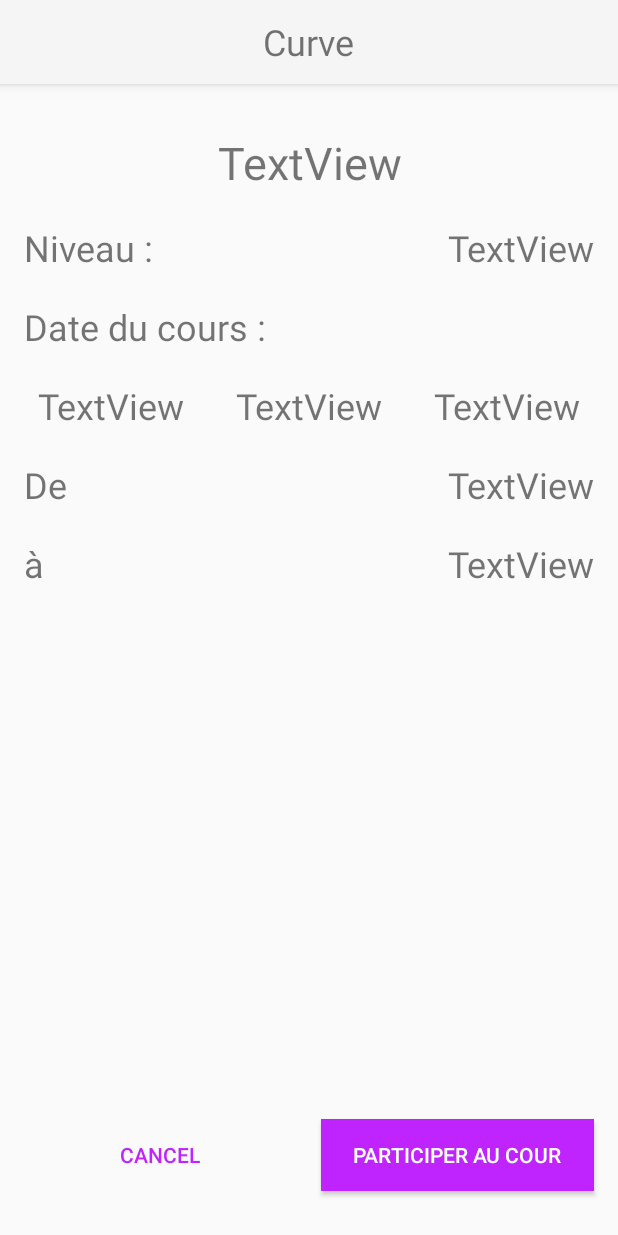
After one commit to GuillaumePoirrier/appmgl7130, an Android app: the layout activity_student_search_detail.xml on its own in the app's theme, with its tools: preview values and no code run, on a phone screen of 412 x 824 dp. The commit adds this screen. Run offline under Robolectric (Android 15) with nearby library versions, the phone set to English and light mode, and no system bars.

Commit message:
Add ability to participate to a class and filter class with student on teacher student page

```diff
--- a/app/src/main/java/com/mgl7130/curve/models/Cours.java
+++ b/app/src/main/java/com/mgl7130/curve/models/Cours.java
@@ -16,6 +16,7 @@ public class Cours extends GenericEntity{
     private Timestamp date;
     private Timestamp startDate;
     private Timestamp endDate;
+    private boolean hasStudent = false;
 
     public Cours(){}
 
@@ -64,4 +65,8 @@ public class Cours extends GenericEntity{
     public Timestamp getDate() { return date; }
 
     public void setDate(Timestamp date) { this.date = date; }
+
+    public boolean isHasStudent() { return hasStudent; }
+
+    public void setHasStudent(boolean hasStudent) { this.hasStudent = hasStudent; }
 }
--- a/app/src/main/java/com/mgl7130/curve/pages/student/ui/search/detail/StudentSearchDetailActivity.java
+++ b/app/src/main/java/com/mgl7130/curve/pages/student/ui/search/detail/StudentSearchDetailActivity.java
@@ -1,36 +1,41 @@
 package com.mgl7130.curve.pages.student.ui.search.detail;
 
+import android.content.DialogInterface;
+import android.content.res.Resources;
 import android.os.Bundle;
 import android.support.annotation.Nullable;
+import android.support.v7.app.AlertDialog;
 import android.support.v7.app.AppCompatActivity;
 import android.support.v7.widget.Toolbar;
 import android.util.Log;
 import android.widget.ImageView;
 import android.widget.TextView;
 
+import com.google.firebase.auth.FirebaseAuth;
 import com.google.firebase.firestore.DocumentReference;
 import com.google.firebase.firestore.DocumentSnapshot;
 import com.google.firebase.firestore.EventListener;
 import com.google.firebase.firestore.FirebaseFirestore;
 import com.google.firebase.firestore.FirebaseFirestoreException;
 import com.google.firebase.firestore.ListenerRegistration;
+import com.google.firebase.firestore.SetOptions;
 import com.mgl7130.curve.R;
 import com.mgl7130.curve.models.Cours;
 import com.mgl7130.curve.models.Student;
 
 import java.text.SimpleDateFormat;
+import java.util.HashMap;
 import java.util.Locale;
+import java.util.Map;
 
 import butterknife.BindView;
 import butterknife.ButterKnife;
+import butterknife.OnClick;
 
 public class StudentSearchDetailActivity extends AppCompatActivity{
 
     public static final String TAG = "StudentClassDetailAct";
     public static final String KEY_CLASS_ID = "key_class_id";
-
-    @BindView(R.id.iv_student_class_detail_subject_image)
-    ImageView subjectImage;
 
     @BindView(R.id.tv_student_class_detail_subject)
     TextView subject;
@@ -53,14 +58,13 @@ public class StudentSearchDetailActivity extends AppCompatActivity{
     @BindView(R.id.tv_student_class_detail_end_time)
     TextView endTime;
 
-    @BindView(R.id.tv_student_class_detail_student)
-    TextView student;
-
     @BindView(R.id.my_toolbar)
     Toolbar toolbar;
 
 
     private FirebaseFirestore mFirestore;
+    private FirebaseAuth mAuth;
+
     private DocumentReference mClassRef;
     private DocumentReference mStudentRef;
     private ListenerRegistration mClassRegistration;
@@ -69,7 +73,7 @@ public class StudentSearchDetailActivity extends AppCompatActivity{
     @Override
     protected void onCreate(@Nullable Bundle savedInstanceState) {
         super.onCreate(savedInstanceState);
-        setContentView(R.layout.activity_student_class_detail);
+        setContentView(R.layout.activity_student_search_detail);
         ButterKnife.bind(this);
 
         //Toolbar
@@ -85,12 +89,23 @@ public class StudentSearchDetailActivity extends AppCompatActivity{
         }
 
         //init Firestore
-        mFirestore =FirebaseFirestore.getInstance();
+        mFirestore = FirebaseFirestore.getInstance();
+        mAuth = FirebaseAuth.getInstance();
 
         mClassRef = mFirestore.collection("classes").document(classId);
 
 
     }
+
+    @OnClick(R.id.buttonCancel)
+    public void onCancelClicked(){
+        onBackPressed();
+    }
+    @OnClick(R.id.buttonParticipate)
+    public void onParticipateClicked(){
+        showConfirmDialog();
+    }
+
 
     @Override
     public void onStart() {
@@ -130,52 +145,34 @@ public class StudentSearchDetailActivity extends AppCompatActivity{
         String subjectName = cours.getSubject().toString();
         subject.setText(subjectName);
 
-        switch (subjectName){
-            case "Mathematics": {
-                subjectImage.setImageDrawable(getDrawable(R.drawable.logo_math));
-                break;
-            }
-            case "Physics": {
-                subjectImage.setImageDrawable(getDrawable(R.drawable.logo_physic));
-                break;
-            }
-            case "Chemistry": {
-                subjectImage.setImageDrawable(getDrawable(R.drawable.logo_chemistry));
-                break;
-            }
-        }
-
         level.setText(cours.getLevel().toString());
         startTime.setText((new SimpleDateFormat("HH:mm", Locale.CANADA_FRENCH).format(cours.getStartDate().toDate())));
         endTime.setText((new SimpleDateFormat("HH:mm", Locale.CANADA_FRENCH).format(cours.getEndDate().toDate())));
         dateDay.setText((new SimpleDateFormat("dd", Locale.CANADA_FRENCH).format(cours.getDate().toDate())));
         dateMonth.setText((new SimpleDateFormat("MMM", Locale.CANADA_FRENCH).format(cours.getDate().toDate())));
         dateYear.setText((new SimpleDateFormat("yyyy", Locale.CANADA_FRENCH).format(cours.getDate().toDate())));
-
-        //test if it has student and if so get the student
-        if(cours.getStudent_id() != null){
-            mStudentRef = mFirestore.collection("users").document(cours.getStudent_id());
-            mStudentRef.addSnapshotListener(new EventListener<DocumentSnapshot>() {
-                @Override
-                public void onEvent(DocumentSnapshot snapshot, FirebaseFirestoreException e) {
-                    if (e != null) {
-                        Log.w(TAG, "class:onEvent", e);
-                        return;
-                    }
-                    onStudentLoaded(snapshot.toObject(Student.class));
-                }
-            });
-        } else {
-            student.setText(getString(R.string.no_student));
-        }
     }
 
-
-    private void onStudentLoaded(Student student) {
-
-        String studentName = student.getFirstName() + " " + student.getLastName();
-        this.student.setText(studentName);
-
+    private void participateToClass(){
+        Map<String,Object> studentMap = new HashMap<String,Object>() {{
+            put("student_id", mAuth.getCurrentUser().getUid());
+            put("hasStudent", true);
+        }};
+        mFirestore.collection("classes").document(classId).update(studentMap);
+        finish();
     }
 
+    private void showConfirmDialog() throws Resources.NotFoundException {
+        new AlertDialog.Builder(this)
+                .setTitle(getResources().getString(R.string.confirm_paticipation))
+                .setMessage(getResources().getString(R.string.confirm_paticipation_question))
+                .setPositiveButton(getResources().getString(R.string.confirm_participate),
+                        new DialogInterface.OnClickListener() {
+                            @Override
+                            public void onClick(DialogInterface dialog, int which) {
+                                participateToClass();
+                            }
+                        })
+                .setNegativeButton(getResources().getString(R.string.cancel), null).show();
+    }
 }
--- a/app/src/main/java/com/mgl7130/curve/pages/teacher/ui/student/list/TeacherStudentRecyclerFragment.java
+++ b/app/src/main/java/com/mgl7130/curve/pages/teacher/ui/student/list/TeacherStudentRecyclerFragment.java
@@ -54,6 +54,7 @@ public class TeacherStudentRecyclerFragment extends Fragment implements
         //Get ${LIMIT} class where teacherId == user id
         mQuery = mFirestore.collection("classes")
                 .whereEqualTo("teacher_id", mAuth.getCurrentUser().getUid())
+                .whereEqualTo("hasStudent", true)
                 .orderBy("date", Query.Direction.ASCENDING)
                 .limit(LIMIT);
 
--- /dev/null
+++ b/app/src/main/res/layout/activity_student_search_detail.xml
@@ -0,0 +1,244 @@
+<?xml version="1.0" encoding="utf-8"?>
+<android.support.constraint.ConstraintLayout xmlns:android="http://schemas.android.com/apk/res/android"
+    xmlns:app="http://schemas.android.com/apk/res-auto"
+    xmlns:tools="http://schemas.android.com/tools"
+    android:id="@+id/maim_layout"
+    android:layout_width="match_parent"
+    android:layout_height="match_parent"
+    tools:context=".pages.student.MainStudentActivity">
+
+    <android.support.v7.widget.Toolbar
+        android:id="@+id/my_toolbar"
+        android:layout_width="match_parent"
+        android:layout_height="?attr/actionBarSize"
+        android:background="?attr/colorPrimary"
+        android:elevation="4dp"
+        android:theme="@style/ThemeOverlay.AppCompat.ActionBar"
+        app:popupTheme="@style/ThemeOverlay.AppCompat.Light">
+
+        <TextView
+            android:id="@+id/toolbar_title"
+            android:layout_width="wrap_content"
+            android:layout_height="wrap_content"
+            android:layout_gravity="center"
+            android:text="@string/app_name"
+            android:textSize="24sp"
+            tools:layout_editor_absoluteX="174dp"
+            tools:layout_editor_absoluteY="19dp" />
+
+    </android.support.v7.widget.Toolbar>
+
+    <android.support.constraint.ConstraintLayout
+        android:layout_width="match_parent"
+        android:layout_height="0dp"
+        app:layout_constraintBottom_toBottomOf="parent"
+        app:layout_constraintEnd_toEndOf="parent"
+        app:layout_constraintHorizontal_bias="0.0"
+        app:layout_constraintStart_toStartOf="parent"
+        app:layout_constraintTop_toBottomOf="@+id/my_toolbar"
+        app:layout_constraintVertical_bias="0.0">
+
+
+        <Button
+            android:id="@+id/buttonCancel"
+            style="@style/Base.Widget.AppCompat.Button.Borderless"
+            android:layout_width="0dp"
+            android:layout_height="wrap_content"
+            android:layout_marginStart="16dp"
+            android:layout_marginEnd="8dp"
+            android:layout_marginBottom="30dp"
+            android:layout_weight="1"
+            android:text="@string/cancel"
+            android:textColor="@color/color_purple"
+            android:theme="@style/ThemeOverlay.FilterButton"
+            app:layout_constraintBottom_toBottomOf="parent"
+            app:layout_constraintEnd_toStartOf="@+id/buttonParticipate"
+            app:layout_constraintStart_toStartOf="parent" />
+
+        <Button
+            android:id="@+id/buttonParticipate"
+            android:layout_width="0dp"
+            android:layout_height="wrap_content"
+            android:layout_marginStart="8dp"
+            android:layout_marginEnd="16dp"
+            android:layout_weight="1"
+            android:background="@color/color_purple"
+            android:text="@string/participate"
+            android:textColor="@android:color/white"
+            android:theme="@style/ThemeOverlay.FilterButton"
+            app:layout_constraintBottom_toBottomOf="@+id/buttonCancel"
+            app:layout_constraintEnd_toEndOf="parent"
+            app:layout_constraintStart_toEndOf="@+id/buttonCancel"
+            app:layout_constraintTop_toTopOf="@+id/buttonCancel"
+            app:layout_constraintVertical_bias="1.0" />
+
+        <TextView
+            android:id="@+id/tv_student_class_detail_start_time_label"
+            android:layout_width="0dp"
+            android:layout_height="wrap_content"
+            android:layout_marginStart="16dp"
+            android:layout_marginTop="20dp"
+            android:layout_marginEnd="8dp"
+            android:text="@string/class_start_time"
+            android:textAlignment="textStart"
+            android:textSize="24sp"
+            app:layout_constraintEnd_toStartOf="@+id/tv_student_class_detail_start_time"
+            app:layout_constraintStart_toStartOf="parent"
+            app:layout_constraintTop_toBottomOf="@+id/tv_student_class_detail_date_year" />
+
+        <TextView
+            android:id="@+id/tv_student_class_detail_start_time"
+            android:layout_width="0dp"
+            android:layout_height="wrap_content"
+            android:layout_marginStart="8dp"
+            android:layout_marginEnd="16dp"
+            android:text="TextView"
+            android:textAlignment="textEnd"
+            android:textSize="24sp"
+            app:layout_constraintBottom_toBottomOf="@+id/tv_student_class_detail_start_time_label"
+            app:layout_constraintEnd_toEndOf="parent"
+            app:layout_constraintStart_toEndOf="@+id/tv_student_class_detail_start_time_label"
+            app:layout_constraintTop_toTopOf="@+id/tv_student_class_detail_start_time_label" />
+
+        <TextView
+            android:id="@+id/tv_student_class_detail_end_time_label"
+            android:layout_width="0dp"
+            android:layout_height="wrap_content"
+            android:layout_marginStart="16dp"
+            android:layout_marginTop="20dp"
+            android:layout_marginEnd="8dp"
+            android:layout_marginBottom="8dp"
+            android:text="@string/class_end_time"
+            android:textAlignment="textStart"
+            android:textSize="24sp"
+            app:layout_constraintBottom_toTopOf="@+id/buttonCancel"
+            app:layout_constraintEnd_toStartOf="@+id/tv_student_class_detail_end_time"
+            app:layout_constraintStart_toStartOf="parent"
+            app:layout_constraintTop_toBottomOf="@+id/tv_student_class_detail_start_time"
+            app:layout_constraintVertical_bias="0.0" />
+
+        <TextView
+            android:id="@+id/tv_student_class_detail_end_time"
+            android:layout_width="0dp"
+            android:layout_height="wrap_content"
+            android:layout_marginStart="8dp"
+            android:layout_marginEnd="16dp"
+            android:text="TextView"
+            android:textAlignment="textEnd"
+            android:textSize="24sp"
+            app:layout_constraintBottom_toBottomOf="@+id/tv_student_class_detail_end_time_label"
+            app:layout_constraintEnd_toEndOf="parent"
+            app:layout_constraintStart_toEndOf="@+id/tv_student_class_detail_end_time_label"
+            app:layout_constraintTop_toTopOf="@+id/tv_student_class_detail_end_time_label" />
+
+        <TextView
+            android:id="@+id/tv_student_class_detail_subject"
+            android:layout_width="0dp"
+            android:layout_height="wrap_content"
+            android:layout_marginStart="16dp"
+            android:layout_marginTop="32dp"
+            android:layout_marginEnd="16dp"
+            android:text="TextView"
+            android:textAlignment="center"
+            android:textSize="30sp"
+            app:layout_constraintEnd_toEndOf="parent"
+            app:layout_constraintHorizontal_bias="0.0"
+            app:layout_constraintStart_toStartOf="parent"
+            app:layout_constraintTop_toTopOf="parent" />
+
+        <TextView
+            android:id="@+id/tv_student_class_detail_level_label"
+            android:layout_width="0dp"
+            android:layout_height="wrap_content"
+            android:layout_marginStart="16dp"
+            android:layout_marginTop="20dp"
+            android:layout_marginEnd="8dp"
+            android:text="@string/level"
+            android:textAlignment="textStart"
+            android:textSize="24sp"
+            app:layout_constraintEnd_toStartOf="@+id/tv_student_class_detail_level"
+            app:layout_constraintStart_toStartOf="parent"
+            app:layout_constraintTop_toBottomOf="@+id/tv_student_class_detail_subject" />
+
+        <TextView
+            android:id="@+id/tv_student_class_detail_level"
+            android:layout_width="0dp"
+            android:layout_height="wrap_content"
+            android:layout_marginStart="8dp"
+            android:layout_marginEnd="16dp"
+            android:text="TextView"
+            android:textAlignment="textEnd"
+            android:textSize="24sp"
+            app:layout_constraintBottom_toBottomOf="@+id/tv_student_class_detail_level_label"
+            app:layout_constraintEnd_toEndOf="parent"
+            app:layout_constraintStart_toEndOf="@+id/tv_student_class_detail_level_label"
+            app:layout_constraintTop_toTopOf="@+id/tv_student_class_detail_level_label"
+            app:layout_constraintVertical_bias="0.0" />
+
+        <TextView
+            android:id="@+id/tv_student_class_detail_date_day"
+            android:layout_width="0dp"
+            android:layout_height="wrap_content"
+            android:layout_marginStart="16dp"
+            android:layout_marginTop="20dp"
+            android:layout_marginEnd="8dp"
+            android:text="TextView"
+            android:textAlignment="center"
+            android:textSize="24sp"
+            app:layout_constraintEnd_toStartOf="@+id/tv_student_class_detail_date_month"
+            app:layout_constraintStart_toStartOf="parent"
+            app:layout_constraintTop_toBottomOf="@+id/tv_student_class_detail_date_label" />
+
+        <TextView
+            android:id="@+id/tv_student_class_detail_date_year"
+            android:layout_width="0dp"
+            android:layout_height="wrap_content"
+            android:layout_marginStart="8dp"
+            android:layout_marginEnd="16dp"
+            android:text="TextView"
+            android:textAlignment="center"
+            android:textSize="24sp"
+            app:layout_constraintBottom_toBottomOf="@+id/tv_student_class_detail_date_month"
+            app:layout_constraintEnd_toEndOf="parent"
+            app:layout_constraintStart_toEndOf="@+id/tv_student_class_detail_date_month"
+            app:layout_constraintTop_toTopOf="@+id/tv_student_class_detail_date_month" />
+
+        <TextView
+            android:id="@+id/tv_student_class_detail_date_month"
+            android:layout_width="0dp"
+            android:layout_height="wrap_content"
+            android:layout_marginStart="8dp"
+            android:layout_marginEnd="8dp"
+            android:text="TextView"
+            android:textAlignment="center"
+            android:textSize="24sp"
+            app:layout_constraintBottom_toBottomOf="@+id/tv_student_class_detail_date_day"
+            app:layout_constraintEnd_toStartOf="@+id/tv_student_class_detail_date_year"
+            app:layout_constraintStart_toEndOf="@+id/tv_student_class_detail_date_day"
+            app:layout_constraintTop_toTopOf="@+id/tv_student_class_detail_date_day" />
+
+        <TextView
+            android:id="@+id/tv_student_class_detail_date_label"
+            android:layout_width="0dp"
+            android:layout_height="wrap_content"
+            android:layout_marginStart="16dp"
+            android:layout_marginTop="20dp"
+            android:layout_marginEnd="16dp"
+            android:text="@string/class_date"
+            android:textAlignment="textStart"
+            android:textSize="24sp"
+            app:layout_constraintEnd_toEndOf="parent"
+            app:layout_constraintHorizontal_bias="0.0"
+            app:layout_constraintStart_toStartOf="parent"
+            app:layout_constraintTop_toBottomOf="@+id/tv_student_class_detail_level" />
+
+        <android.support.constraint.Guideline
+            android:id="@+id/guideline6"
+            android:layout_width="wrap_content"
+            android:layout_height="wrap_content"
+            android:orientation="vertical"
+            app:layout_constraintGuide_percent="0.52" />
+    </android.support.constraint.ConstraintLayout>
+
+
+</android.support.constraint.ConstraintLayout>
--- a/app/src/main/res/layout/student_class_recycler_view_fragment.xml
+++ b/app/src/main/res/layout/student_class_recycler_view_fragment.xml
@@ -6,18 +6,6 @@
     xmlns:tools="http://schemas.android.com/tools"
     android:orientation="vertical"
     xmlns:android="http://schemas.android.com/apk/res/android">
-
-    <android.support.design.widget.FloatingActionButton
-        android:id="@+id/fab_add_class"
-        android:layout_width="match_parent"
-        android:layout_height="wrap_content"
-        android:layout_alignParentEnd="true"
-        android:layout_alignParentBottom="true"
-        android:layout_marginEnd="40dp"
-        android:layout_marginBottom="40dp"
-        android:clickable="true"
-        app:backgroundTint="@color/color_purple"
-        app:srcCompat="@drawable/ic_add" />
 
     <android.support.v7.widget.RecyclerView
         xmlns:android="http://schemas.android.com/apk/res/android"
--- a/app/src/main/res/values/strings.xml
+++ b/app/src/main/res/values/strings.xml
@@ -95,7 +95,10 @@
     <string name="value_any_subject">All subjects</string>
     <string name="value_any_date">All dates</string>
     <string name="value_any_level">All levels</string>
-
+    <string name="participate">Participer au cour</string>
+    <string name="confirm_paticipation">Participer au cour</string>
+    <string name="confirm_paticipation_question">Voulez-vouys vraiment participer au cours ?</string>
+    <string name="confirm_participate">Participer</string>
 
 
 </resources>
```
